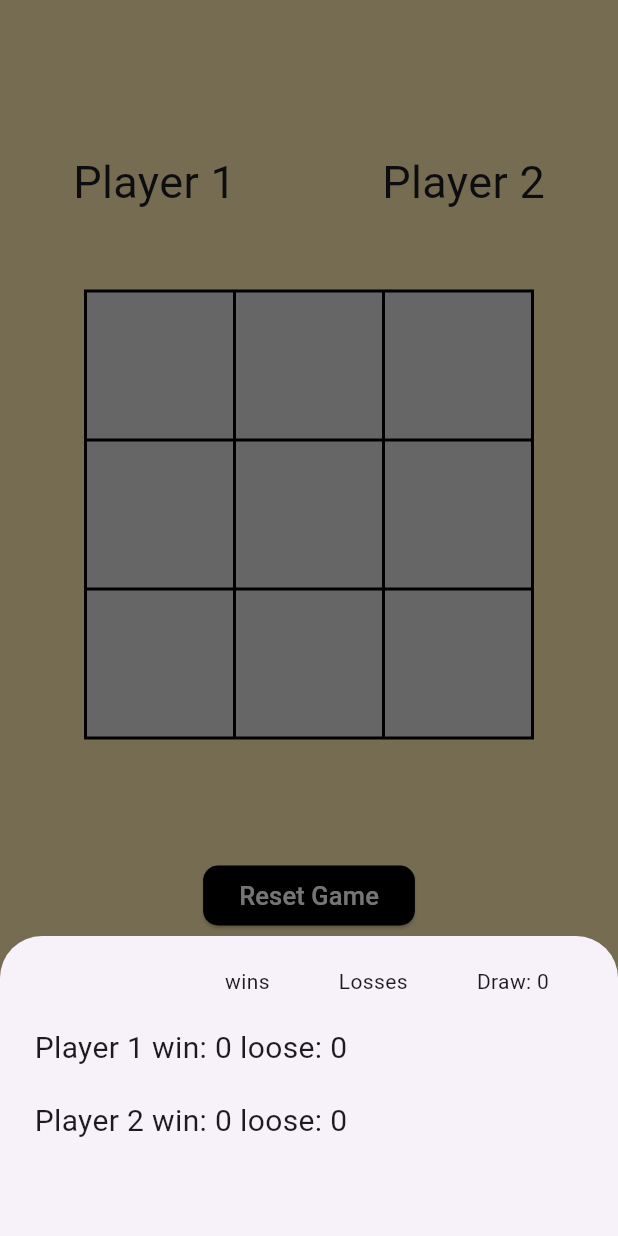
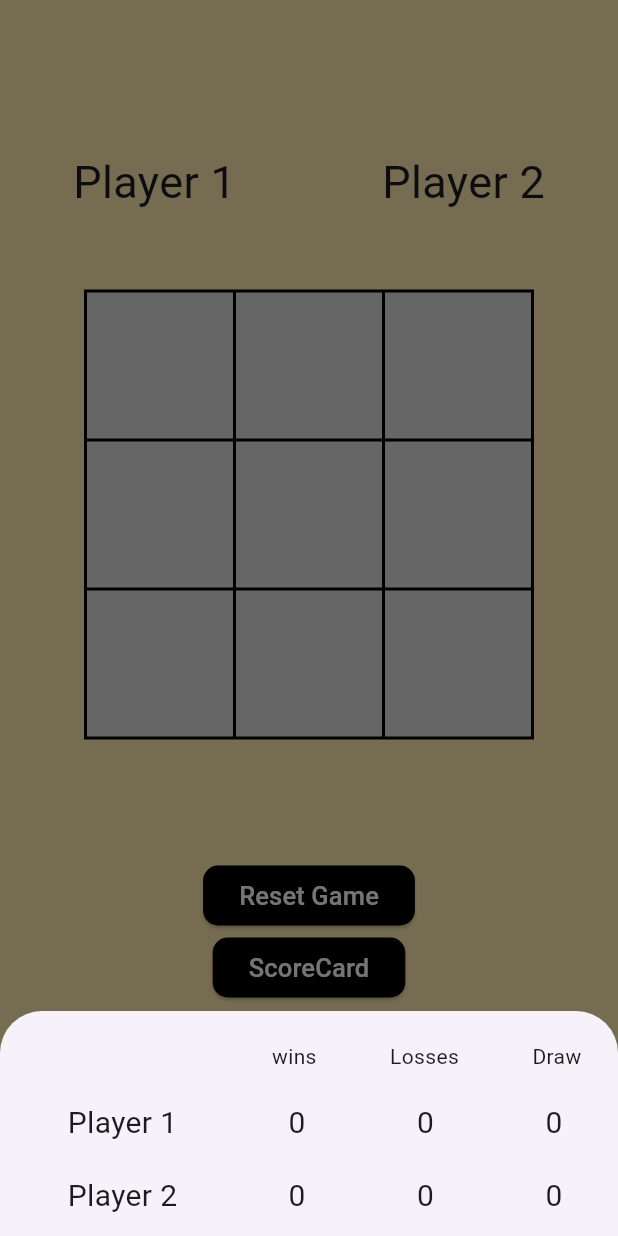
Before and after one commit to Himanshusinghjeena/tic-tac-toe, a Flutter app: the screen it shows after launch, after a tap on "ScoreCard", on a phone screen of 412 x 824 dp. Run offline on Flutter 3.47's test engine with Material 3 defaults, Android fonts, the phone set to English and light mode, and no system bars.

Commit message:
Update Tic tac

```diff
--- a/tic_tac_toe/lib/tictac.dart
+++ b/tic_tac_toe/lib/tictac.dart
@@ -192,47 +192,60 @@ class _TicTacToeGameState extends State<TicTacToeGame> {
                   context: context,
                   builder: (BuildContext context) {
                     return Container(
-                        height: 200,
+                        height: 150,
                         child: Padding(
                           padding: const EdgeInsets.fromLTRB(8,20,0,0),
                           child: Column(
                             children: [
-                              Row( mainAxisAlignment: MainAxisAlignment.spaceEvenly,
+                              Row( mainAxisAlignment: MainAxisAlignment.spaceAround,
                                 children: [
-                                  SizedBox(width:50),
+                                  SizedBox(width:100),
                                   Text("wins"),
                                   Text("Losses"),
-                                  Text("Draw: $draw")
+                                  Text("Draw")
                                 ],
                               ),
                               SizedBox(
                                 height: 20,
                               ),
-                              Padding(
-                                padding: const EdgeInsets.fromLTRB(15,0,0,0),
-                                child: Row(
+                              Row(
+                                mainAxisAlignment: MainAxisAlignment.spaceAround,
                                 children: [
                                   Text(
-                                      "Player 1 win: $player1win loose: $player1Loose",
+                                    "Player 1",
                                     style: TextStyle(fontSize: 20),
                                   ),
-
+                                  Text(
+                                      "$player1win", style: TextStyle(fontSize: 20)
+                                  ),
+                                  Text(
+                                    "$player1Loose", style: TextStyle(fontSize: 20)
+                                  ),
+                                  Text(
+                                    "$draw", style: TextStyle(fontSize: 20)
+                                  )
                                 ],
-                                ),
                               ),
                               SizedBox(
                                 height: 20,
                               ),
-                              Padding(
-                                padding: const EdgeInsets.fromLTRB(15,0,0,0),
-                                child: Row(
+                              Row(
+                                mainAxisAlignment: MainAxisAlignment.spaceAround,
                                 children: [
                                   Text(
-                                      "Player 2 win: $player2win loose: $player2Loose",
+                                    "Player 2",
                                     style: TextStyle(fontSize: 20),
                                   ),
+                                  Text(
+                                      "$player2win", style: TextStyle(fontSize: 20)
+                                  ),
+                                  Text(
+                                    "$player2Loose", style: TextStyle(fontSize: 20)
+                                  ),
+                                  Text(
+                                    "$draw", style: TextStyle(fontSize: 20)
+                                  )
                                 ],
-                                ),
                               ),
                             ],
                           ),
```
Lines whose indentation alone changed are shown as unchanged.
